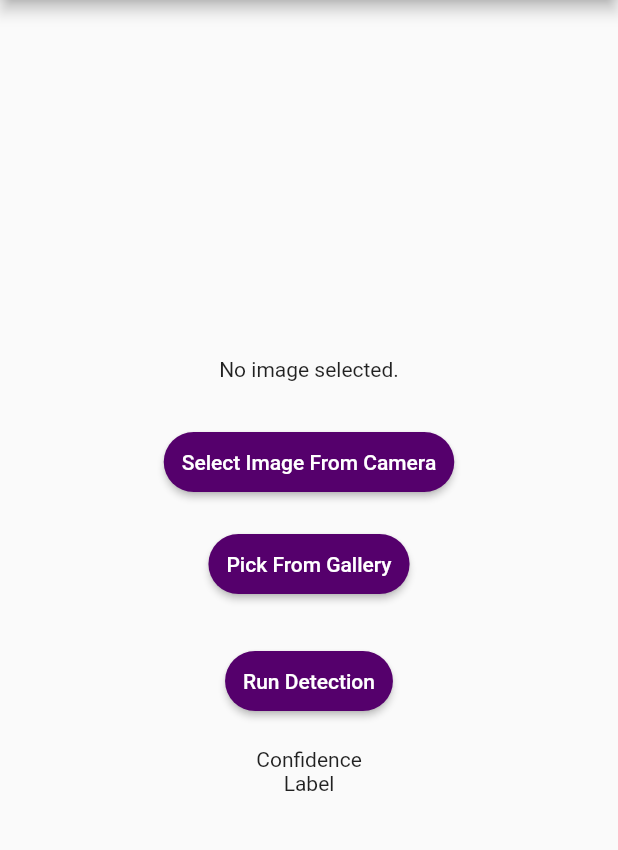
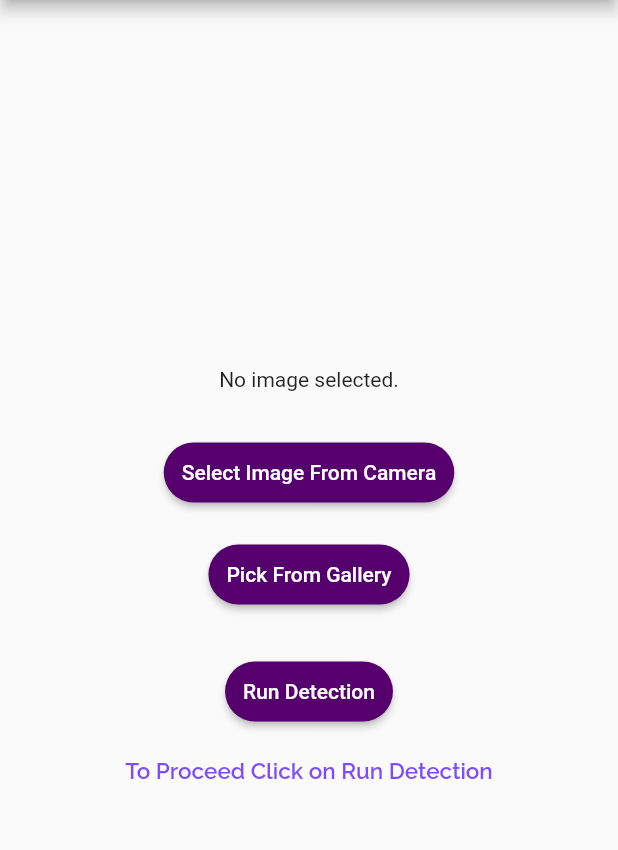
Before and after one commit to katungi/eyero, a Flutter app: the MyImagePicker screen opened by its route, on a phone screen of 412 x 824 dp, the part 84-934 px from its top. Run offline on Flutter 3.47's test engine with Material 2 defaults, Android fonts, the phone set to English and light mode, and no system bars; our stand-ins replace google_fonts, image_picker, liquid_swipe; missing offline and left inert: tflite.

Commit message:
Added Minor Tweaks

```diff
--- a/lib/myImagePicker.dart
+++ b/lib/myImagePicker.dart
@@ -3,6 +3,7 @@ import 'dart:io';
 import 'package:eyero/Result.dart';
 import 'package:eyero/myResultsPage.dart';
 import 'package:flutter/material.dart';
+import 'package:google_fonts/google_fonts.dart';
 import 'package:image_picker/image_picker.dart';
 import 'package:tflite/tflite.dart';
 
@@ -31,6 +32,7 @@ class _MyImagePickerState extends State<MyImagePicker> {
   var confidence;
   var label;
   var message;
+  bool isResult = false;
 
   var percentageConfidence;
 
@@ -75,15 +77,17 @@ class _MyImagePickerState extends State<MyImagePicker> {
       confidence = (data[0].confidence * 100).toStringAsFixed(2);
       label = data[0].label.toString();
       double confidenceInt = double.parse(confidence);
-      if (confidenceInt >= 90) {
-        message = "You are well";
-      } else if (confidenceInt <= 90 && confidenceInt >= 60) {
+      if (confidenceInt > 70 && label == 'cataracts') {
+        message = "You need to See an Ophthalmologist Immediately!";
+      } else if (confidenceInt <= 70 &&
+          confidenceInt > 50 &&
+          label == 'cataracts') {
         message = "You need to Start Looking for Medical Attention!";
       } else {
-        message = "You need to See an Optician Immediately!";
+        message = "You are Relatively Well!";
       }
     });
-
+    isResult = true;
   }
 
   List<Result> getResult(List<dynamic> output) {
@@ -107,57 +111,6 @@ class _MyImagePickerState extends State<MyImagePicker> {
           title: Text("Eyero"),
           backgroundColor: Colors.transparent,
         ),
-      body: Center(
-        child: Scaffold(
-
-          body: Center(
-            child: Column(
-              mainAxisAlignment: MainAxisAlignment.center,
-              children: <Widget>[
-                imageURI == null
-                    ? Text('No image selected.')
-                    : Image.file(imageURI,
-                        width: 300, height: 200, fit: BoxFit.cover),
-                Container(
-                    margin: EdgeInsets.fromLTRB(0, 30, 0, 20),
-                    child: RaisedButton(
-                      shape: RoundedRectangleBorder(
-                          borderRadius: new BorderRadius.circular(30.0)),
-                      onPressed: () => getImageFromCamera(),
-                      child: Text('Select Image From Camera'),
-                      textColor: Colors.white,
-                      color: Color(0xFF55006c),
-                      padding: EdgeInsets.fromLTRB(12, 12, 12, 12),
-                    )),
-                Container(
-                    margin: EdgeInsets.fromLTRB(0, 0, 0, 0),
-                    child: RaisedButton(
-                      shape: RoundedRectangleBorder(
-                          borderRadius: new BorderRadius.circular(30.0)),
-                      onPressed: () => getImageFromGallery(),
-                      child: Text('Pick From Gallery'),
-                      textColor: Colors.white,
-                      color: Color(0xFF55006c),
-                      padding: EdgeInsets.fromLTRB(12, 12, 12, 12),
-                    )),
-                Container(
-                    margin: EdgeInsets.fromLTRB(0, 30, 0, 20),
-                    child: RaisedButton(
-                      shape: RoundedRectangleBorder(
-                          borderRadius: new BorderRadius.circular(30.0)),
-                      onPressed: () => classifyImage(),
-                      child: Text('Run Detection'),
-                      textColor: Colors.white,
-                      color: Color(0xFF55006c),
-                      padding: EdgeInsets.fromLTRB(12, 12, 12, 12),
-                    )),
-                confidence == null ? Text('Confidence') : Text('$confidence%'),
-                label == null ? Text('Label') : Text(label),
-              ],
-            ),
-          ),
-        ),
-
         body: Center(
             child: Column(
                 mainAxisAlignment: MainAxisAlignment.center,
@@ -196,13 +149,13 @@ class _MyImagePickerState extends State<MyImagePicker> {
                       // onPressed: () => classifyImage(),
                       // MyResultsPage();
 
-                      child: Text('Proceed'),
+                      child: Text('Run Detection'),
                       textColor: Colors.white,
                       color: Color(0xFF55006c),
                       padding: EdgeInsets.fromLTRB(12, 12, 12, 12),
-                      onPressed: () {
+                      onPressed: () async {
                         classifyImage();
-                        // Navigator.push(
+                        // await Navigator.push(
                         //   context,
                         //   MaterialPageRoute(builder: (context) {
                         //     return MyResultsPage(
@@ -213,12 +166,44 @@ class _MyImagePickerState extends State<MyImagePicker> {
                         //   }),
                         // );
                       })),
-              confidence == null ? Text('Confidence') : Text(confidence + " %"),
-              label == null ? Text('Label') : Text(label),
-              message == null ? Text('Message') : Text(message)
-            ]))),
+              isResult
+                  ? Container(
+                      margin: EdgeInsets.fromLTRB(0, 30, 0, 20),
+                      child: RaisedButton(
+                          shape: RoundedRectangleBorder(
+                              borderRadius: new BorderRadius.circular(30.0)),
+                          // onPressed: () => classifyImage(),
+                          // MyResultsPage();
 
+                          child: Text('Proceed'),
+                          textColor: Colors.white,
+                          color: Color(0xFF55006c),
+                          padding: EdgeInsets.fromLTRB(12, 12, 12, 12),
+                          onPressed: () async {
+                            // classifyImage();
+                            await Navigator.push(
+                              context,
+                              MaterialPageRoute(builder: (context) {
+                                return MyResultsPage(
+                                  confidence: confidence,
+                                  label: label,
+                                  message: message,
+                                );
+                              }),
+                            );
+                          }))
+                  : Text(
+                      "To Proceed Click on Run Detection",
+                      style: GoogleFonts.raleway(
+                        fontSize: 15.0,
+                        fontWeight: FontWeight.w600,
+                        color: Colors.deepPurpleAccent,
                       ),
-    );
+                      textAlign: TextAlign.center,
+                    ),
+              // confidence == null ? Text('Confidence') : Text(confidence + " %"),
+              // label == null ? Text('Label') : Text(label),
+              // message == null ? Text('Message') : Text(message)
+            ])));
   }
 }
```
Also changed, not shown: lib/Painters/CurvePainter.dart (added, +76 -0 lines), lib/Painters/ListPainter.dart (added, +34 -0 lines), lib/Painters/StopPainter.dart (added, +43 -0 lines), lib/Painters/TrianglePainter.dart (added, +43 -0 lines), lib/myResultsPage.dart (added, +111 -0 lines). Lines whose indentation alone changed are shown as unchanged.
